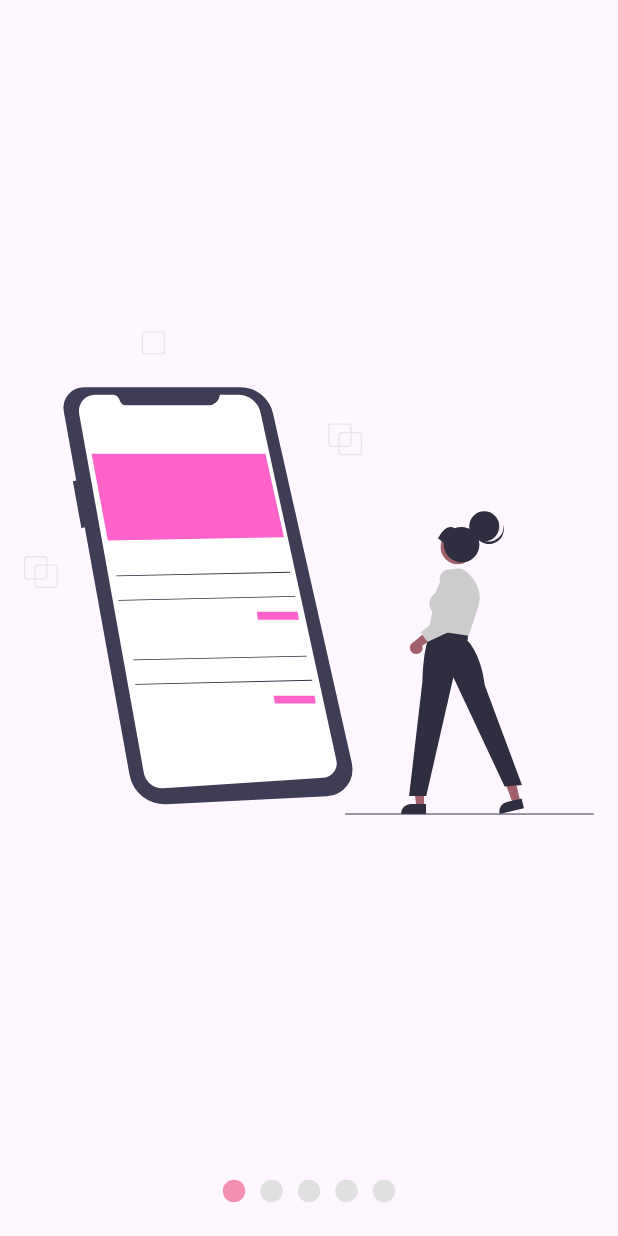
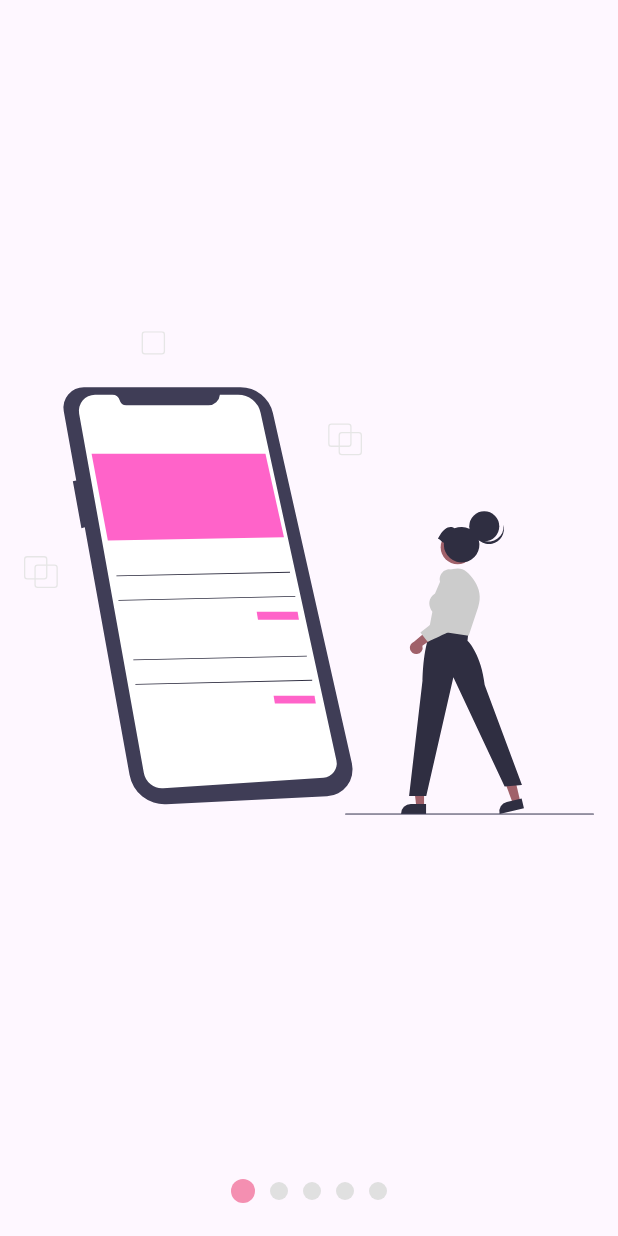
Before and after one commit to alexglzrys/flutter_slideshow_with_pageview, a Flutter app: the screen it shows after launch, on a phone screen of 412 x 824 dp. Run offline on Flutter 3.47's test engine with Material 3 defaults, Android fonts, the phone set to English and light mode, and no system bars; our stand-ins replace flutter_svg.

Commit message:
tamaño bullets activos e inactivos

```diff
--- a/lib/components/slideshow.dart
+++ b/lib/components/slideshow.dart
@@ -7,7 +7,9 @@ class Slideshow extends StatelessWidget {
       required this.slides,
       required this.buttonPrimaryColor,
       required this.buttonSecondaryColor,
-      this.buttonTop = false});
+      this.buttonTop = false,
+      this.sizeActiveButton = 12,
+      this.sizeDeactiveButton = 12});
   // Listado de widgets a mostrar dentro del PageView
   final List<Widget> slides;
   // Color de los botones indicadores
@@ -15,6 +17,9 @@ class Slideshow extends StatelessWidget {
   final Color buttonSecondaryColor;
   // Posición del contenedor de botones
   final bool buttonTop;
+  // Tamaño botones activo y desactivos
+  final double sizeActiveButton;
+  final double sizeDeactiveButton;
 
   @override
   Widget build(BuildContext context) {
@@ -23,7 +28,9 @@ class Slideshow extends StatelessWidget {
       // Durante la creación de la instancia de _PageProvider, le pasamos información de inicialización referente a los colores.
       create: (_) => _PageProvider(
           primaryColor: buttonPrimaryColor,
-          secondaryColor: buttonSecondaryColor),
+          secondaryColor: buttonSecondaryColor,
+          sizeActive: sizeActiveButton,
+          sizeDeactive: sizeDeactiveButton),
       // Al declarar el contenedor de los botones en la parte superior, este se ve afectado por el notch, por ello el todo el contenido se declara dentro de un área segura con SafeArea
       child: SafeArea(
         child: Center(
@@ -149,27 +156,45 @@ class _Dot extends StatelessWidget {
       duration: const Duration(milliseconds: 200),
       // Tipo de animación
       curve: Curves.slowMiddle,
-      width: 15,
-      height: 15,
+      // El tamaño de cada bullet es diferente si se encuenrta activo o desactivado
+      width: isActive(pageProvider)
+          ? pageProvider.sizeActiveButton
+          : pageProvider.sizeDeactiveButton,
+      height: isActive(pageProvider)
+          ? pageProvider.sizeActiveButton
+          : pageProvider.sizeDeactiveButton,
       margin: const EdgeInsets.symmetric(horizontal: 5),
       decoration: BoxDecoration(
         shape: BoxShape.circle,
         // Cambiar el color si el indice de este punto se corresponde la página actualmente seleccionada
-        color: (pageProvider.currentPage >= index - .5 &&
-                pageProvider.currentPage < index + .5)
+        color: isActive(pageProvider)
             ? pageProvider.buttonPrimaryColor
             : pageProvider.buttonSecondaryColor,
       ),
     );
+  }
+
+  // Método utilitario que determina si una página se encuentra activa o desactiva
+  bool isActive(_PageProvider pageProvider) {
+    return (pageProvider.currentPage >= index - .5 &&
+            pageProvider.currentPage < index + .5)
+        ? true
+        : false;
   }
 }
 
 // Provider encargado de admistrar todo lo referente a las páginas o vistas mostradas en el PageView principal de este componente
 // Extiende de ChangeNotifier para notificar los cambios
 class _PageProvider extends ChangeNotifier {
-  _PageProvider({required primaryColor, required secondaryColor}) {
+  _PageProvider(
+      {required primaryColor,
+      required secondaryColor,
+      required sizeActive,
+      required sizeDeactive}) {
     buttonPrimaryColor = primaryColor;
     buttonSecondaryColor = secondaryColor;
+    sizeActiveButton = sizeActive;
+    sizeDeactiveButton = sizeDeactive;
   }
 
   // Propiedad privada que almacena la página actual
@@ -177,6 +202,9 @@ class _PageProvider extends ChangeNotifier {
   // Estas propiedades se inicializarán de forma parezosa en el contructor de la clase
   late Color _buttonPrimaryColor;
   late Color _buttonSecondaryColor;
+  // Tamaño botones activo y desactivos
+  late double _sizeActiveButton;
+  late double _sizeDeactiveButton;
 
   // Getter para obtener la página actual
   double get currentPage => _currentPage;
@@ -201,4 +229,18 @@ class _PageProvider extends ChangeNotifier {
     _buttonSecondaryColor = color;
     notifyListeners();
   }
+
+  // Getter y Setter tamaño boton o bullet activo
+  double get sizeActiveButton => _sizeActiveButton;
+  set sizeActiveButton(double size) {
+    _sizeActiveButton = size;
+    notifyListeners();
+  }
+
+  // Getter y Setter tamaño boton o bullet inactivo
+  double get sizeDeactiveButton => _sizeDeactiveButton;
+  set sizeDeactiveButton(double size) {
+    _sizeDeactiveButton = size;
+    notifyListeners();
+  }
 }
--- a/lib/screens/lab_screen.dart
+++ b/lib/screens/lab_screen.dart
@@ -32,6 +32,8 @@ class LabScreen extends StatelessWidget {
         buttonPrimaryColor: Colors.pink[200]!,
         buttonSecondaryColor: Colors.grey[300]!,
         buttonTop: false,
+        sizeActiveButton: 16,
+        sizeDeactiveButton: 12,
       ),
     );
   }
```
